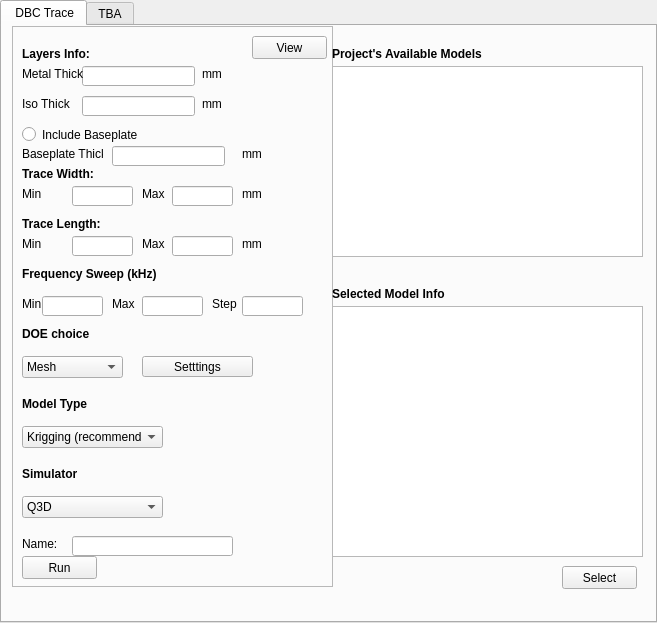
Old version of the form powercad/project_builder/ui/ResponseSurface.ui in the repository e3da/PowerSynth1-src.
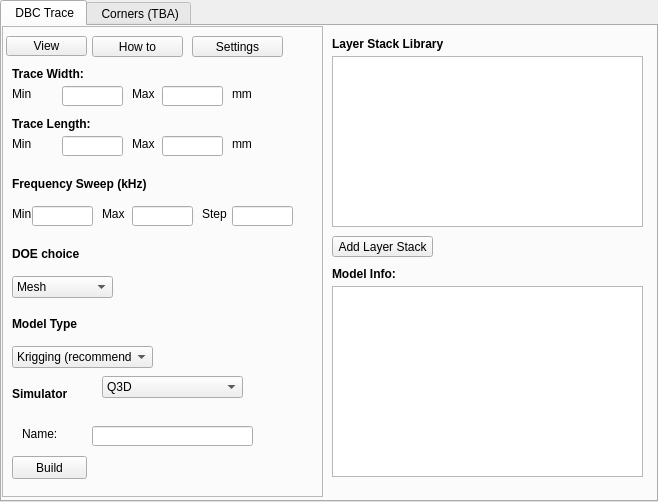
New version of the form.

Commit message: added Response Surface Wizard, Successfully

What changed in the file:
```diff
--- a/powercad/project_builder/ui/ResponseSurface.ui
+++ b/powercad/project_builder/ui/ResponseSurface.ui
@@ -6,8 +6,8 @@
    <rect>
     <x>0</x>
     <y>0</y>
-    <width>657</width>
-    <height>623</height>
+    <width>658</width>
+    <height>502</height>
    </rect>
   </property>
   <property name="windowTitle">
@@ -23,10 +23,10 @@
    <widget class="QFrame" name="frame">
     <property name="geometry">
      <rect>
-      <x>10</x>
+      <x>0</x>
       <y>0</y>
       <width>321</width>
-      <height>561</height>
+      <height>471</height>
      </rect>
     </property>
     <property name="frameShape">
@@ -39,7 +39,7 @@
      <property name="geometry">
       <rect>
        <x>130</x>
-       <y>270</y>
+       <y>180</y>
        <width>61</width>
        <height>20</height>
       </rect>
@@ -49,27 +49,17 @@
      <property name="geometry">
       <rect>
        <x>160</x>
-       <y>210</y>
+       <y>110</y>
        <width>61</width>
        <height>20</height>
       </rect>
      </property>
     </widget>
-    <widget class="QLineEdit" name="lineEdit_iso_thick">
-     <property name="geometry">
-      <rect>
-       <x>70</x>
-       <y>70</y>
-       <width>113</width>
-       <height>20</height>
-      </rect>
-     </property>
-    </widget>
     <widget class="QLineEdit" name="lineEdit_minW">
      <property name="geometry">
       <rect>
        <x>60</x>
-       <y>160</y>
+       <y>60</y>
        <width>61</width>
        <height>20</height>
       </rect>
@@ -79,7 +69,7 @@
      <property name="geometry">
       <rect>
        <x>160</x>
-       <y>160</y>
+       <y>60</y>
        <width>61</width>
        <height>20</height>
       </rect>
@@ -89,7 +79,7 @@
      <property name="geometry">
       <rect>
        <x>60</x>
-       <y>210</y>
+       <y>110</y>
        <width>61</width>
        <height>20</height>
       </rect>
@@ -99,76 +89,17 @@
      <property name="geometry">
       <rect>
        <x>30</x>
-       <y>270</y>
+       <y>180</y>
        <width>61</width>
        <height>20</height>
       </rect>
      </property>
     </widget>
-    <widget class="QLineEdit" name="lineEdit_metal_thick">
-     <property name="geometry">
-      <rect>
-       <x>70</x>
-       <y>40</y>
-       <width>113</width>
-       <height>20</height>
-      </rect>
-     </property>
-    </widget>
-    <widget class="QLabel" name="label">
-     <property name="geometry">
-      <rect>
-       <x>10</x>
-       <y>40</y>
-       <width>61</width>
-       <height>16</height>
-      </rect>
-     </property>
-     <property name="text">
-      <string>Metal Thick</string>
-     </property>
-    </widget>
-    <widget class="QLabel" name="label_2">
-     <property name="geometry">
-      <rect>
-       <x>10</x>
-       <y>70</y>
-       <width>61</width>
-       <height>16</height>
-      </rect>
-     </property>
-     <property name="text">
-      <string>Iso Thick</string>
-     </property>
-    </widget>
-    <widget class="QLabel" name="label_3">
-     <property name="geometry">
-      <rect>
-       <x>10</x>
-       <y>120</y>
-       <width>81</width>
-       <height>16</height>
-      </rect>
-     </property>
-     <property name="text">
-      <string>Baseplate Thick</string>
-     </property>
-    </widget>
-    <widget class="QLineEdit" name="lineEdit_bp_thick">
-     <property name="geometry">
-      <rect>
-       <x>100</x>
-       <y>120</y>
-       <width>113</width>
-       <height>20</height>
-      </rect>
-     </property>
-    </widget>
     <widget class="QLabel" name="label_4">
      <property name="geometry">
       <rect>
        <x>10</x>
-       <y>140</y>
+       <y>40</y>
        <width>71</width>
        <height>16</height>
       </rect>
@@ -187,7 +118,7 @@
      <property name="geometry">
       <rect>
        <x>10</x>
-       <y>160</y>
+       <y>60</y>
        <width>41</width>
        <height>16</height>
       </rect>
@@ -200,7 +131,7 @@
      <property name="geometry">
       <rect>
        <x>130</x>
-       <y>160</y>
+       <y>60</y>
        <width>41</width>
        <height>16</height>
       </rect>
@@ -213,7 +144,7 @@
      <property name="geometry">
       <rect>
        <x>10</x>
-       <y>190</y>
+       <y>90</y>
        <width>81</width>
        <height>16</height>
       </rect>
@@ -232,7 +163,7 @@
      <property name="geometry">
       <rect>
        <x>10</x>
-       <y>210</y>
+       <y>110</y>
        <width>41</width>
        <height>16</height>
       </rect>
@@ -245,7 +176,7 @@
      <property name="geometry">
       <rect>
        <x>130</x>
-       <y>210</y>
+       <y>110</y>
        <width>41</width>
        <height>16</height>
       </rect>
@@ -254,82 +185,11 @@
       <string>Max</string>
      </property>
     </widget>
-    <widget class="QRadioButton" name="rd_includebp">
-     <property name="geometry">
-      <rect>
-       <x>10</x>
-       <y>100</y>
-       <width>141</width>
-       <height>17</height>
-      </rect>
-     </property>
-     <property name="text">
-      <string>Include Baseplate</string>
-     </property>
-    </widget>
-    <widget class="QLabel" name="label_10">
-     <property name="geometry">
-      <rect>
-       <x>10</x>
-       <y>20</y>
-       <width>71</width>
-       <height>16</height>
-      </rect>
-     </property>
-     <property name="font">
-      <font>
-       <weight>75</weight>
-       <bold>true</bold>
-      </font>
-     </property>
-     <property name="text">
-      <string>Layers Info:</string>
-     </property>
-    </widget>
-    <widget class="QLabel" name="label_11">
-     <property name="geometry">
-      <rect>
-       <x>190</x>
-       <y>40</y>
-       <width>61</width>
-       <height>16</height>
-      </rect>
-     </property>
-     <property name="text">
-      <string>mm</string>
-     </property>
-    </widget>
-    <widget class="QLabel" name="label_12">
-     <property name="geometry">
-      <rect>
-       <x>190</x>
-       <y>70</y>
-       <width>61</width>
-       <height>16</height>
-      </rect>
-     </property>
-     <property name="text">
-      <string>mm</string>
-     </property>
-    </widget>
-    <widget class="QLabel" name="label_13">
-     <property name="geometry">
-      <rect>
-       <x>230</x>
-       <y>120</y>
-       <width>61</width>
-       <height>16</height>
-      </rect>
-     </property>
-     <property name="text">
-      <string>mm</string>
-     </property>
-    </widget>
     <widget class="QLabel" name="label_14">
      <property name="geometry">
       <rect>
        <x>230</x>
-       <y>160</y>
+       <y>60</y>
        <width>61</width>
        <height>16</height>
       </rect>
@@ -342,7 +202,7 @@
      <property name="geometry">
       <rect>
        <x>230</x>
-       <y>210</y>
+       <y>110</y>
        <width>61</width>
        <height>16</height>
       </rect>
@@ -355,7 +215,7 @@
      <property name="geometry">
       <rect>
        <x>10</x>
-       <y>240</y>
+       <y>150</y>
        <width>141</width>
        <height>16</height>
       </rect>
@@ -374,7 +234,7 @@
      <property name="geometry">
       <rect>
        <x>10</x>
-       <y>270</y>
+       <y>180</y>
        <width>41</width>
        <height>16</height>
       </rect>
@@ -387,7 +247,7 @@
      <property name="geometry">
       <rect>
        <x>100</x>
-       <y>270</y>
+       <y>180</y>
        <width>41</width>
        <height>16</height>
       </rect>
@@ -400,7 +260,7 @@
      <property name="geometry">
       <rect>
        <x>230</x>
-       <y>270</y>
+       <y>180</y>
        <width>61</width>
        <height>20</height>
       </rect>
@@ -410,7 +270,7 @@
      <property name="geometry">
       <rect>
        <x>200</x>
-       <y>270</y>
+       <y>180</y>
        <width>41</width>
        <height>16</height>
       </rect>
@@ -423,7 +283,7 @@
      <property name="geometry">
       <rect>
        <x>10</x>
-       <y>300</y>
+       <y>220</y>
        <width>141</width>
        <height>16</height>
       </rect>
@@ -442,7 +302,7 @@
      <property name="geometry">
       <rect>
        <x>10</x>
-       <y>330</y>
+       <y>250</y>
        <width>101</width>
        <height>22</height>
       </rect>
@@ -463,24 +323,11 @@
       </property>
      </item>
     </widget>
-    <widget class="QPushButton" name="btn_DOE_settings">
-     <property name="geometry">
-      <rect>
-       <x>130</x>
-       <y>330</y>
-       <width>111</width>
-       <height>21</height>
-      </rect>
-     </property>
-     <property name="text">
-      <string>Setttings</string>
-     </property>
-    </widget>
     <widget class="QLabel" name="label_21">
      <property name="geometry">
       <rect>
        <x>10</x>
-       <y>370</y>
+       <y>290</y>
        <width>141</width>
        <height>16</height>
       </rect>
@@ -499,7 +346,7 @@
      <property name="geometry">
       <rect>
        <x>10</x>
-       <y>400</y>
+       <y>320</y>
        <width>141</width>
        <height>22</height>
       </rect>
@@ -518,10 +365,10 @@
     <widget class="QPushButton" name="btn_view">
      <property name="geometry">
       <rect>
-       <x>240</x>
+       <x>4</x>
        <y>10</y>
-       <width>75</width>
-       <height>23</height>
+       <width>81</width>
+       <height>20</height>
       </rect>
      </property>
      <property name="text">
@@ -532,20 +379,20 @@
      <property name="geometry">
       <rect>
        <x>10</x>
-       <y>530</y>
+       <y>430</y>
        <width>75</width>
        <height>23</height>
       </rect>
      </property>
      <property name="text">
-      <string>Run</string>
+      <string>Build</string>
      </property>
     </widget>
     <widget class="QLabel" name="label_24">
      <property name="geometry">
       <rect>
        <x>10</x>
-       <y>440</y>
+       <y>360</y>
        <width>141</width>
        <height>16</height>
       </rect>
@@ -563,8 +410,8 @@
     <widget class="QComboBox" name="cmb_sims">
      <property name="geometry">
       <rect>
-       <x>10</x>
-       <y>470</y>
+       <x>100</x>
+       <y>350</y>
        <width>141</width>
        <height>22</height>
       </rect>
@@ -583,8 +430,8 @@
     <widget class="QLineEdit" name="lineEdit_minL_2">
      <property name="geometry">
       <rect>
-       <x>60</x>
-       <y>510</y>
+       <x>90</x>
+       <y>400</y>
        <width>161</width>
        <height>20</height>
       </rect>
@@ -593,8 +440,8 @@
     <widget class="QLabel" name="label_25">
      <property name="geometry">
       <rect>
-       <x>10</x>
-       <y>510</y>
+       <x>20</x>
+       <y>400</y>
        <width>41</width>
        <height>16</height>
       </rect>
@@ -603,14 +450,40 @@
       <string>Name:</string>
      </property>
     </widget>
+    <widget class="QPushButton" name="btn_view_2">
+     <property name="geometry">
+      <rect>
+       <x>90</x>
+       <y>10</y>
+       <width>91</width>
+       <height>21</height>
+      </rect>
+     </property>
+     <property name="text">
+      <string>How to</string>
+     </property>
+    </widget>
+    <widget class="QPushButton" name="btn_view_3">
+     <property name="geometry">
+      <rect>
+       <x>190</x>
+       <y>10</y>
+       <width>91</width>
+       <height>21</height>
+      </rect>
+     </property>
+     <property name="text">
+      <string>Settings</string>
+     </property>
+    </widget>
    </widget>
    <widget class="QListView" name="listView">
     <property name="geometry">
      <rect>
       <x>330</x>
-      <y>40</y>
+      <y>30</y>
       <width>311</width>
-      <height>191</height>
+      <height>171</height>
      </rect>
     </property>
    </widget>
@@ -618,7 +491,7 @@
     <property name="geometry">
      <rect>
       <x>330</x>
-      <y>20</y>
+      <y>10</y>
       <width>161</width>
       <height>16</height>
      </rect>
@@ -630,14 +503,14 @@
      </font>
     </property>
     <property name="text">
-     <string>Project's Available Models</string>
+     <string>Layer Stack Library</string>
     </property>
    </widget>
    <widget class="QLabel" name="label_23">
     <property name="geometry">
      <rect>
       <x>330</x>
-      <y>260</y>
+      <y>240</y>
       <width>161</width>
       <height>16</height>
      </rect>
@@ -649,36 +522,36 @@
      </font>
     </property>
     <property name="text">
-     <string>Selected Model Info</string>
+     <string>Model Info:</string>
     </property>
    </widget>
    <widget class="QTextEdit" name="textEdit">
     <property name="geometry">
      <rect>
       <x>330</x>
-      <y>280</y>
+      <y>260</y>
       <width>311</width>
-      <height>251</height>
+      <height>191</height>
      </rect>
     </property>
    </widget>
    <widget class="QPushButton" name="btn_select">
     <property name="geometry">
      <rect>
-      <x>560</x>
-      <y>540</y>
-      <width>75</width>
-      <height>23</height>
+      <x>330</x>
+      <y>210</y>
+      <width>101</width>
+      <height>21</height>
      </rect>
     </property>
     <property name="text">
-     <string>Select</string>
+     <string>Add Layer Stack</string>
     </property>
    </widget>
   </widget>
   <widget class="QWidget" name="tab">
    <attribute name="title">
-    <string>TBA</string>
+    <string> Corners (TBA)</string>
    </attribute>
   </widget>
  </widget>
```
Left out of the diff: 4 changed lines with no effect on the pictures. The commit also changes 3 other files.
